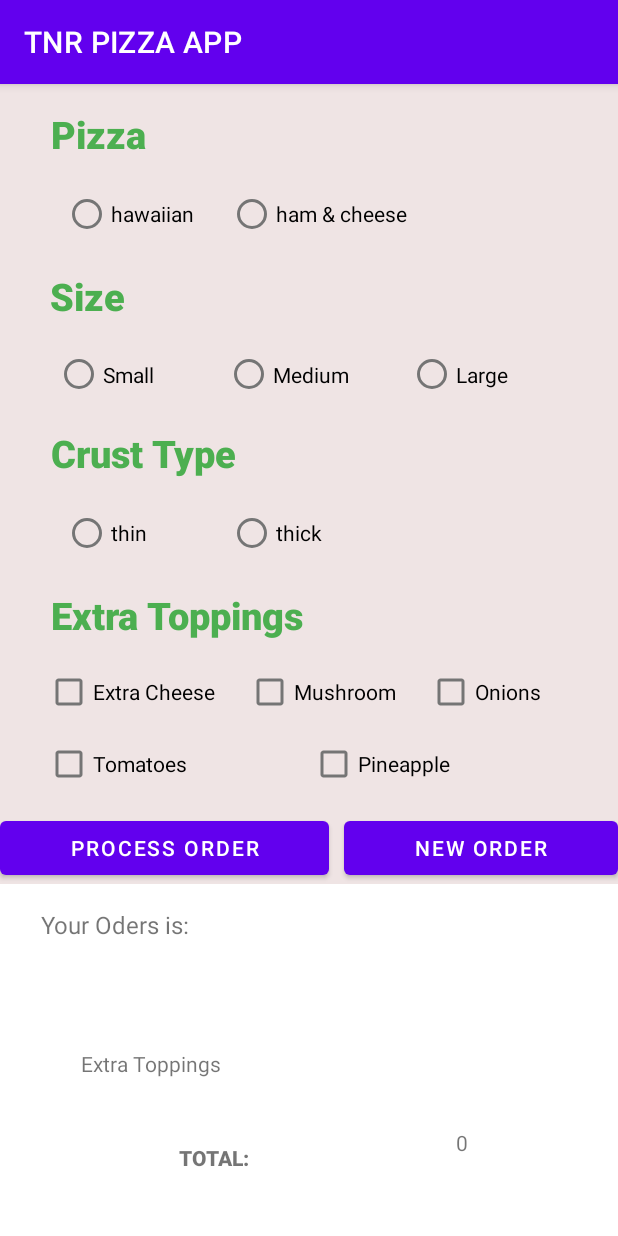
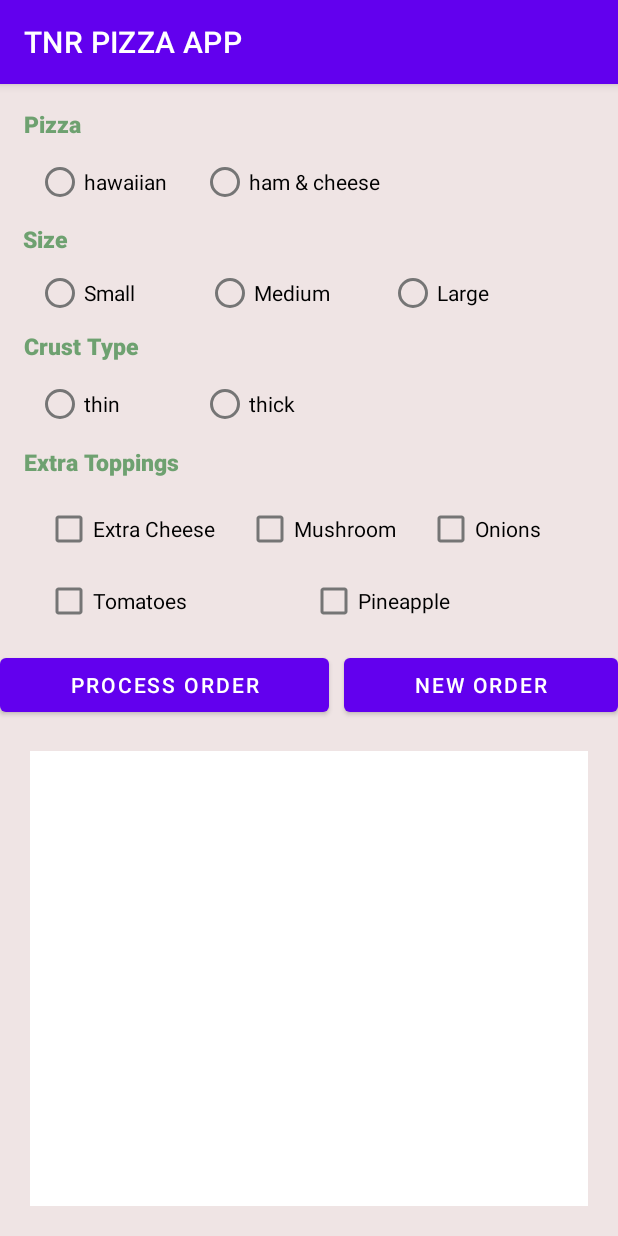
Before and after one commit to thirdygayares/tnr_pizza_app, an Android app: the screen it shows after launch (MainActivity), on a phone screen of 412 x 824 dp. Run offline under Robolectric (Android 15) with nearby library versions, the phone set to English and light mode, and no system bars; Roboto replaces fonts that are not available here.

```diff
--- a/app/src/main/java/com/example/tnrpizzaapp/MainActivity.java
+++ b/app/src/main/java/com/example/tnrpizzaapp/MainActivity.java
@@ -37,7 +37,7 @@ public class MainActivity extends AppCompatActivity {
         pizzaGroup = (RadioGroup) findViewById(R.id.pizzaGroup);
         sizeGroup = (RadioGroup) findViewById(R.id.sizeGroup);
         crustGroup = (RadioGroup) findViewById(R.id.crustGroup);
-        small = (RadioButton) findViewById(R.id.small);
+        small = (RadioButton) findViewById(R.id.smallSize);
         medium = (RadioButton) findViewById(R.id.medium);
         large = (RadioButton) findViewById(R.id.large);
         hawaiian = (RadioButton) findViewById(R.id.hawaiian);
--- a/app/src/main/res/layout/activity_main.xml
+++ b/app/src/main/res/layout/activity_main.xml
@@ -7,6 +7,7 @@
     android:background="#EFE4E4"
     tools:context=".MainActivity">
 
+
     <TextView
         android:id="@+id/textView"
         android:layout_width="wrap_content"
@@ -14,24 +15,25 @@
         android:layout_marginTop="16dp"
         android:fontFamily="sans-serif-black"
         android:text="Pizza"
-        android:textColor="#4CAF50"
-        android:textSize="25sp"
+        android:textColor="#6EA170"
+        android:textSize="15sp"
         app:layout_constraintEnd_toEndOf="parent"
-        app:layout_constraintHorizontal_bias="0.097"
+        app:layout_constraintHorizontal_bias="0.042"
         app:layout_constraintStart_toStartOf="parent"
         app:layout_constraintTop_toTopOf="parent" />
 
     <RadioGroup
         android:id="@+id/pizzaGroup"
-        android:layout_width="285dp"
-        android:layout_height="65dp"
+        android:layout_width="280dp"
+        android:layout_height="39dp"
         android:layout_marginStart="8dp"
-        android:layout_marginTop="4dp"
+        android:layout_marginTop="8dp"
         android:layout_marginEnd="8dp"
+        android:elevation="10dp"
         android:orientation="horizontal"
         android:padding="8dp"
         app:layout_constraintEnd_toEndOf="parent"
-        app:layout_constraintHorizontal_bias="0.236"
+        app:layout_constraintHorizontal_bias="0.069"
         app:layout_constraintStart_toStartOf="parent"
         app:layout_constraintTop_toBottomOf="@+id/textView">
 
@@ -49,36 +51,37 @@
 
     </RadioGroup>
 
-
     <TextView
         android:id="@+id/sizeText"
         android:layout_width="wrap_content"
         android:layout_height="wrap_content"
-        android:layout_marginTop="4dp"
+        android:layout_marginTop="8dp"
         android:fontFamily="sans-serif-black"
         android:text="Size"
-        android:textColor="#4CAF50"
-        android:textSize="25sp"
+        android:textColor="#FF6EA170"
+        android:textSize="15sp"
         app:layout_constraintEnd_toEndOf="parent"
-        app:layout_constraintHorizontal_bias="0.093"
+        app:layout_constraintHorizontal_bias="0.041"
         app:layout_constraintStart_toStartOf="parent"
         app:layout_constraintTop_toBottomOf="@+id/pizzaGroup" />
 
+
     <RadioGroup
         android:id="@+id/sizeGroup"
-        android:layout_width="375dp"
-        android:layout_height="62dp"
+        android:layout_width="343dp"
+        android:layout_height="42dp"
         android:layout_marginTop="4dp"
         android:layout_marginEnd="8dp"
+        android:elevation="10dp"
         android:orientation="horizontal"
         android:padding="8dp"
         app:layout_constraintEnd_toEndOf="parent"
-        app:layout_constraintHorizontal_bias="1.0"
+        app:layout_constraintHorizontal_bias="0.266"
         app:layout_constraintStart_toStartOf="parent"
         app:layout_constraintTop_toBottomOf="@+id/sizeText">
 
         <RadioButton
-            android:id="@+id/small"
+            android:id="@+id/smallSize"
             android:layout_width="113dp"
             android:layout_height="wrap_content"
 
@@ -100,7 +103,6 @@
 
     </RadioGroup>
 
-
     <TextView
         android:id="@+id/crustType"
         android:layout_width="wrap_content"
@@ -108,25 +110,25 @@
         android:layout_marginTop="4dp"
         android:fontFamily="sans-serif-black"
         android:text="Crust Type"
-        android:textColor="#4CAF50"
-        android:textSize="25sp"
+        android:textColor="#FF6EA170"
+        android:textSize="15sp"
         app:layout_constraintEnd_toEndOf="parent"
-        app:layout_constraintHorizontal_bias="0.118"
+        app:layout_constraintHorizontal_bias="0.047"
         app:layout_constraintStart_toStartOf="parent"
 
         app:layout_constraintTop_toBottomOf="@+id/sizeGroup" />
 
     <RadioGroup
         android:id="@+id/crustGroup"
-        android:layout_width="285dp"
-        android:layout_height="65dp"
+        android:layout_width="274dp"
+        android:layout_height="48dp"
         android:layout_marginStart="8dp"
         android:layout_marginTop="4dp"
         android:layout_marginEnd="8dp"
         android:orientation="horizontal"
         android:padding="8dp"
         app:layout_constraintEnd_toEndOf="parent"
-        app:layout_constraintHorizontal_bias="0.236"
+        app:layout_constraintHorizontal_bias="0.066"
         app:layout_constraintStart_toStartOf="parent"
         app:layout_constraintTop_toBottomOf="@+id/crustType">
 
@@ -151,10 +153,10 @@
         android:layout_marginTop="4dp"
         android:fontFamily="sans-serif-black"
         android:text="Extra Toppings"
-        android:textColor="#4CAF50"
-        android:textSize="25sp"
+        android:textColor="#FF6EA170"
+        android:textSize=" 15sp"
         app:layout_constraintEnd_toEndOf="parent"
-        app:layout_constraintHorizontal_bias="0.14"
+        app:layout_constraintHorizontal_bias="0.051"
         app:layout_constraintStart_toStartOf="parent"
         app:layout_constraintTop_toBottomOf="@+id/crustGroup" />
 
@@ -245,19 +247,22 @@
     <androidx.constraintlayout.widget.ConstraintLayout
         android:layout_width="match_parent"
         android:layout_height="0dp"
+        android:layout_margin="20sp"
         android:background="#FFFFFF"
         app:layout_constraintBottom_toBottomOf="parent"
         app:layout_constraintTop_toBottomOf="@+id/linearLayout"
-        app:layout_constraintVertical_bias="0.0"
-        tools:layout_editor_absoluteX="16dp">
+        app:layout_constraintVertical_bias="0.609"
+        tools:layout_editor_absoluteX="-75dp">
 
         <TextView
             android:id="@+id/totalPrice"
             android:layout_width="wrap_content"
             android:layout_height="wrap_content"
-            android:layout_marginTop="40dp"
+            android:layout_marginTop="44dp"
             android:layout_marginEnd="100dp"
-            android:text="0"
+            android:text="300"
+
+            android:visibility="invisible"
             app:layout_constraintEnd_toEndOf="parent"
             app:layout_constraintHorizontal_bias="1.0"
             app:layout_constraintStart_toEndOf="@+id/totalWordDisplay"
@@ -270,8 +275,9 @@
             android:layout_marginTop="4dp"
             android:fontFamily="sans-serif-black"
             android:text="TOTAL:"
+            android:visibility="invisible"
             app:layout_constraintEnd_toEndOf="parent"
-            app:layout_constraintHorizontal_bias="0.326"
+            app:layout_constraintHorizontal_bias="0.163"
             app:layout_constraintStart_toStartOf="parent"
             app:layout_constraintTop_toBottomOf="@+id/extraToppingsOrderDisplay" />
 
@@ -279,21 +285,23 @@
             android:id="@+id/ExtratoppingPriceDisplay"
             android:layout_width="wrap_content"
             android:layout_height="wrap_content"
-            android:layout_marginTop="28dp"
+            android:layout_marginTop="24dp"
             app:layout_constraintEnd_toEndOf="parent"
-            app:layout_constraintHorizontal_bias="0.548"
+            app:layout_constraintHorizontal_bias="0.522"
             app:layout_constraintStart_toEndOf="@+id/extraToppingsWordDisplay"
-            app:layout_constraintTop_toBottomOf="@+id/orderPizzaPriceDisplay" />
+            app:layout_constraintTop_toBottomOf="@+id/orderPizzaPriceDisplay"
+            tools:text="300" />
 
         <TextView
             android:id="@+id/yourOrder"
             android:layout_width="wrap_content"
             android:layout_height="wrap_content"
-            android:layout_marginTop="16dp"
+            android:layout_marginTop="40dp"
             android:text="Your Oders is:"
             android:textSize="16sp"
+            android:visibility="invisible"
             app:layout_constraintEnd_toEndOf="parent"
-            app:layout_constraintHorizontal_bias="0.087"
+            app:layout_constraintHorizontal_bias="0.059"
             app:layout_constraintStart_toStartOf="parent"
             app:layout_constraintTop_toTopOf="parent" />
 
@@ -315,7 +323,7 @@
             android:layout_marginTop="20dp"
             android:textSize="16sp"
             app:layout_constraintEnd_toEndOf="parent"
-            app:layout_constraintHorizontal_bias="0.179"
+            app:layout_constraintHorizontal_bias="0.191"
             app:layout_constraintStart_toStartOf="parent"
             app:layout_constraintTop_toBottomOf="@+id/yourOrder" />
 
@@ -323,11 +331,12 @@
             android:id="@+id/orderPizzaPriceDisplay"
             android:layout_width="wrap_content"
             android:layout_height="wrap_content"
-            android:layout_marginTop="56dp"
+            android:layout_marginTop="88dp"
             app:layout_constraintEnd_toEndOf="parent"
-            app:layout_constraintHorizontal_bias="0.623"
+            app:layout_constraintHorizontal_bias="0.653"
             app:layout_constraintStart_toEndOf="@+id/orderPizzaNameDisplay"
-            app:layout_constraintTop_toTopOf="parent" />
+            app:layout_constraintTop_toTopOf="parent"
+            tools:text="300" />
 
         <TextView
             android:id="@+id/extraToppingsWordDisplay"
@@ -335,8 +344,9 @@
             android:layout_height="wrap_content"
             android:layout_marginTop="12dp"
             android:text="Extra Toppings"
+            android:visibility="invisible"
             app:layout_constraintEnd_toEndOf="parent"
-            app:layout_constraintHorizontal_bias="0.169"
+            app:layout_constraintHorizontal_bias="0.191"
             app:layout_constraintStart_toStartOf="parent"
             app:layout_constraintTop_toBottomOf="@+id/sizeCrustDisplay" />
 
@@ -347,7 +357,7 @@
             android:layout_marginTop="4dp"
             android:textSize="10sp"
             app:layout_constraintEnd_toEndOf="parent"
-            app:layout_constraintHorizontal_bias="0.278"
+            app:layout_constraintHorizontal_bias="0.249"
             app:layout_constraintStart_toStartOf="parent"
             app:layout_constraintTop_toBottomOf="@+id/extraToppingsWordDisplay" />
     </androidx.constraintlayout.widget.ConstraintLayout>
```
